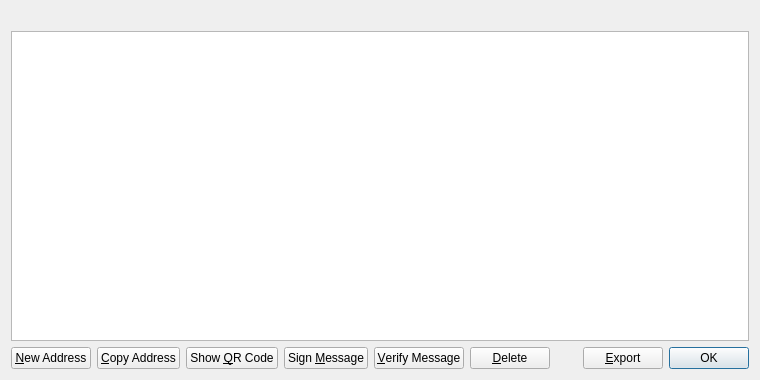
Qt form src/qt/forms/addressbookpage.ui (whocoin/whocoin) before a commit.
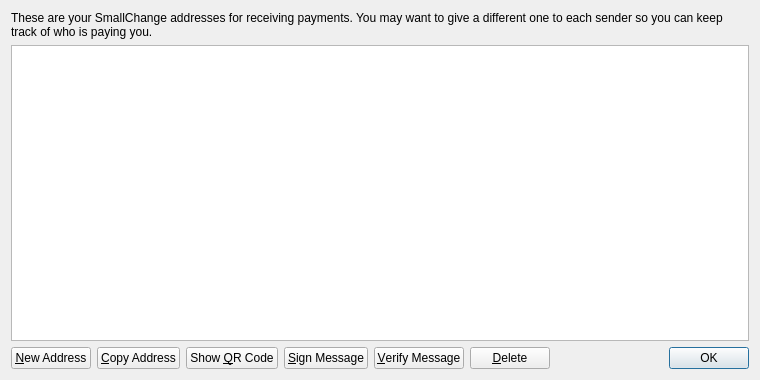
The same form after that commit. Icons and pictures are not drawn.

Commit message: Moved from Lite to Small

The edit to the form file:
```diff
--- a/src/qt/forms/addressbookpage.ui
+++ b/src/qt/forms/addressbookpage.ui
@@ -16,6 +16,9 @@
   <layout class="QVBoxLayout" name="verticalLayout">
    <item>
     <widget class="QLabel" name="labelExplanation">
+     <property name="text">
+      <string>These are your SmallChange addresses for receiving payments. You may want to give a different one to each sender so you can keep track of who is paying you.</string>
+     </property>
      <property name="textFormat">
       <enum>Qt::PlainText</enum>
      </property>
@@ -99,7 +102,7 @@
         <string>Sign a message to prove you own a Whocoin address</string>
        </property>
        <property name="text">
-        <string>Sign &amp;Message</string>
+        <string>&amp;Sign Message</string>
        </property>
        <property name="icon">
         <iconset resource="../bitcoin.qrc">
@@ -148,20 +151,6 @@
        </property>
       </spacer>
      </item>
-     <item>
-      <widget class="QPushButton" name="exportButton">
-       <property name="toolTip">
-        <string>Export the data in the current tab to a file</string>
-       </property>
-       <property name="text">
-        <string>&amp;Export</string>
-       </property>
-       <property name="icon">
-        <iconset resource="../bitcoin.qrc">
-         <normaloff>:/icons/export</normaloff>:/icons/export</iconset>
-       </property>
-      </widget>
-     </item>
      <item>
       <widget class="QDialogButtonBox" name="buttonBox">
        <property name="sizePolicy">
```
Left out of the diff: 12 changed lines with no effect on the pictures. The commit also changes 508 other files.
